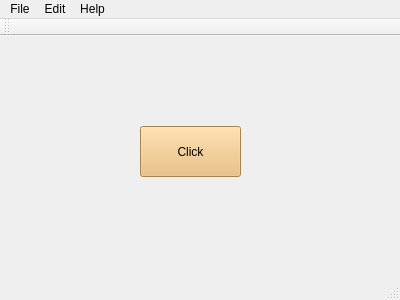
Before: the Qt Designer form Qtlanguage/mainwindow.ui in 16NIIT-LYL/LYL, drawn with Qt 5.
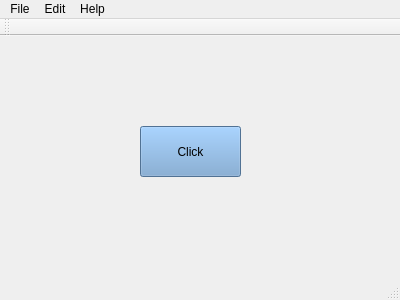
After: the same form once the commit is applied.

What changed in the file:
```diff
--- a/Qtlanguage/mainwindow.ui
+++ b/Qtlanguage/mainwindow.ui
@@ -24,7 +24,7 @@
      </rect>
     </property>
     <property name="styleSheet">
-     <string notr="true">background-color: rgb(233, 185, 110);</string>
+     <string notr="true">background-color: rgb(114, 159, 207);</string>
     </property>
     <property name="text">
      <string>Click</string>
```
